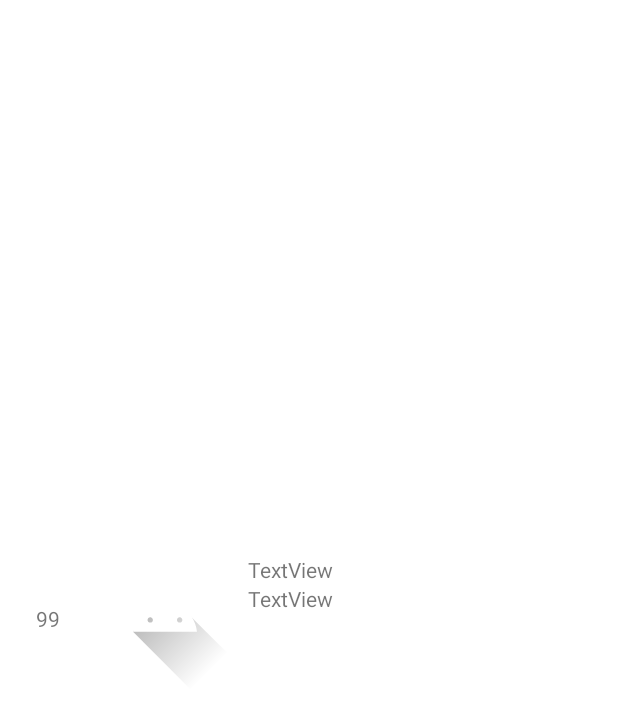
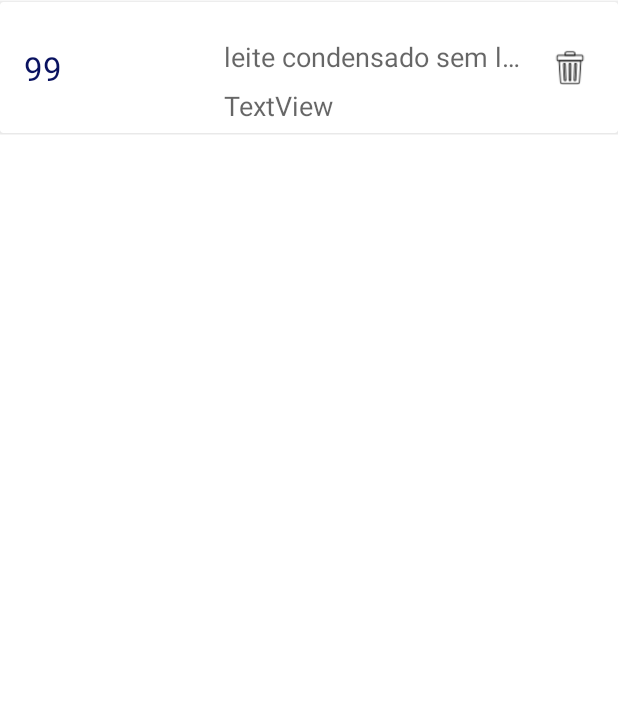
Before and after one commit to iagoluvizetto/MercadoApp, an Android app: the layout item_carrinho.xml on its own in the app's theme, with its tools: preview values and no code run, on a phone screen of 412 x 824 dp. Shown: the top 717 px of the screen. Run offline under Robolectric (Android 15) with nearby library versions, the phone set to English and light mode, and no system bars.

```diff
--- a/app/src/main/AndroidManifest.xml
+++ b/app/src/main/AndroidManifest.xml
@@ -24,6 +24,7 @@
                 <action android:name="android.intent.action.MAIN" />
 
                 <category android:name="android.intent.category.LAUNCHER" />
+                <category android:name="android.intent.category.BROWSABLE" />
             </intent-filter>
         </activity>
     </application>
--- a/app/src/main/java/com/projeto/mercadoapp/adapter/ProdutoAdapter.java
+++ b/app/src/main/java/com/projeto/mercadoapp/adapter/ProdutoAdapter.java
@@ -19,6 +19,7 @@ import androidx.recyclerview.widget.RecyclerView;
 
 import com.bumptech.glide.Glide;
 import com.projeto.mercadoapp.R;
+import com.projeto.mercadoapp.models.Carrinho;
 import com.projeto.mercadoapp.models.Produto;
 import com.projeto.mercadoapp.ui.home.DetalheFragment;
 
@@ -88,6 +89,7 @@ public class ProdutoAdapter extends RecyclerView.Adapter<ProdutoAdapter.ProdutoV
 
         Bundle bundle = new Bundle();
         bundle.putParcelable("produto", produto);
+        Carrinho.getInstancia().setProdutoDetalhe(produto);
         FragmentManager fragmentManager = activity.getSupportFragmentManager();
 
         DetalheFragment fragment = DetalheFragment.newInstance(produto);
--- a/app/src/main/java/com/projeto/mercadoapp/ui/home/DetalheFragment.java
+++ b/app/src/main/java/com/projeto/mercadoapp/ui/home/DetalheFragment.java
@@ -43,6 +43,7 @@ public class DetalheFragment extends Fragment {
     @Override
     public void onCreate(Bundle savedInstanceState) {
         super.onCreate(savedInstanceState);
+        setHasOptionsMenu(true);
         if (getArguments() != null) {
             Produto p  = getArguments().getParcelable("produto");
             this.produto = p;
@@ -97,5 +98,9 @@ public class DetalheFragment extends Fragment {
 
     }
 
+    @Override
+    public void onPrepareOptionsMenu(Menu menu) {
+
+    }
 
 }
--- a/app/src/main/res/layout/item_carrinho.xml
+++ b/app/src/main/res/layout/item_carrinho.xml
@@ -1,66 +1,85 @@
 <?xml version="1.0" encoding="utf-8"?>
-<LinearLayout xmlns:android="http://schemas.android.com/apk/res/android"
+<androidx.constraintlayout.widget.ConstraintLayout xmlns:android="http://schemas.android.com/apk/res/android"
     xmlns:app="http://schemas.android.com/apk/res-auto"
     xmlns:tools="http://schemas.android.com/tools"
     android:layout_width="match_parent"
-    android:layout_height="100dp"
-    android:layout_gravity="center"
-    android:layout_marginVertical="8dp"
-    android:layout_marginLeft="8dp"
-    android:orientation="vertical"
-    android:layout_marginRight="8dp">
+    android:layout_height="90dp">
+
+    <androidx.cardview.widget.CardView
+        android:layout_width="match_parent"
+        android:layout_height="0dp"
+        android:layout_marginTop="1dp"
+        android:layout_marginBottom="1dp"
+        app:layout_constraintBottom_toBottomOf="parent"
+        app:layout_constraintEnd_toEndOf="parent"
+        app:layout_constraintStart_toStartOf="parent"
+        app:layout_constraintTop_toTopOf="parent"
+        app:layout_constraintVertical_bias="0.48000002">
 
         <androidx.constraintlayout.widget.ConstraintLayout
             android:layout_width="match_parent"
             android:layout_height="match_parent">
 
+            <ImageView
+                android:id="@+id/image_cr2"
+                android:layout_width="60dp"
+                android:layout_height="0dp"
+                android:layout_marginStart="24dp"
+                android:layout_marginTop="8dp"
+                android:layout_marginBottom="8dp"
+                app:layout_constraintBottom_toBottomOf="parent"
+                app:layout_constraintStart_toEndOf="@+id/tv_cr_qtdade2"
+                app:layout_constraintTop_toTopOf="parent"
+                />
+
             <TextView
-            android:id="@+id/tv_cr_qtdade"
+                android:id="@+id/tv_cr_preco2"
                 android:layout_width="wrap_content"
+                android:layout_height="wrap_content"
+                android:layout_marginStart="24dp"
+                android:layout_marginTop="8dp"
+                android:text="TextView"
+                android:textAppearance="@style/TextAppearance.AppCompat.Medium"
+                app:layout_constraintStart_toEndOf="@+id/image_cr2"
+                app:layout_constraintTop_toBottomOf="@+id/tv_cr_nome2" />
+
+            <TextView
+                android:id="@+id/tv_cr_nome2"
+                android:layout_width="0dp"
+                android:layout_height="wrap_content"
+                android:layout_marginStart="24dp"
+                android:layout_marginTop="24dp"
+                android:layout_marginEnd="64dp"
+                android:singleLine="true"
+                android:text="leite condensado sem lactose piracanjuiba"
+                android:textAppearance="@style/TextAppearance.AppCompat.Medium"
+                app:layout_constraintEnd_toEndOf="parent"
+                app:layout_constraintStart_toEndOf="@+id/image_cr2"
+                app:layout_constraintTop_toTopOf="parent" />
+
+            <TextView
+                android:id="@+id/tv_cr_qtdade2"
+                android:layout_width="25dp"
                 android:layout_height="wrap_content"
                 android:layout_marginStart="16dp"
                 android:text="99"
+                android:textAppearance="@style/TextAppearance.AppCompat.Large"
+                android:textColor="@color/blue"
                 app:layout_constraintBottom_toBottomOf="parent"
                 app:layout_constraintStart_toStartOf="parent"
                 app:layout_constraintTop_toTopOf="parent" />
 
             <ImageView
-            android:id="@+id/image_cr"
+                android:id="@+id/image_delete"
                 android:layout_width="wrap_content"
-            android:layout_height="wrap_content"
-            android:layout_marginStart="16dp"
-            android:layout_marginTop="8dp"
-            android:layout_marginBottom="8dp"
-            app:layout_constraintBottom_toBottomOf="parent"
-            app:layout_constraintStart_toEndOf="@+id/tv_cr_qtdade"
-            app:layout_constraintTop_toTopOf="parent"
-            app:srcCompat="@drawable/ic_launcher_foreground" />
-
-        <LinearLayout
-            android:layout_width="0dp"
-            android:layout_height="0dp"
-            android:layout_marginStart="1dp"
-            android:layout_marginTop="8dp"
-            android:layout_marginEnd="1dp"
-            android:layout_marginBottom="8dp"
-            android:orientation="vertical"
+                android:layout_height="23dp"
+                android:layout_marginEnd="16dp"
                 app:layout_constraintBottom_toBottomOf="parent"
                 app:layout_constraintEnd_toEndOf="parent"
-            app:layout_constraintStart_toEndOf="@+id/image_cr"
-            app:layout_constraintTop_toTopOf="parent">
+                app:layout_constraintTop_toTopOf="parent"
+                app:srcCompat="@drawable/delete" />
 
-            <TextView
-                android:id="@+id/tv_cr_nome2"
-                android:layout_width="match_parent"
-                android:layout_height="wrap_content"
-                android:text="TextView" />
+        </androidx.constraintlayout.widget.ConstraintLayout>
+    </androidx.cardview.widget.CardView>
 
-            <TextView
-                android:id="@+id/tv_cr_preco2"
-                android:layout_width="match_parent"
-                android:layout_height="wrap_content"
-                android:text="TextView" />
-        </LinearLayout>
 </androidx.constraintlayout.widget.ConstraintLayout>
-
-</LinearLayout>
--- a/app/src/main/res/menu/menu_share.xml
+++ b/app/src/main/res/menu/menu_share.xml
@@ -6,5 +6,6 @@
         android:id="@+id/action_share"
         android:orderInCategory="100"
         android:title="Compartilhar"
-        app:showAsAction="always" />
+        android:icon="@android:drawable/ic_menu_share"
+        app:showAsAction="ifRoom" />
 </menu>
```
Also changed, not shown: app/src/main/java/com/projeto/mercadoapp/models/Carrinho.java (+9 -1 lines), app/src/main/java/com/projeto/mercadoapp/ui/home/HomeFragment.java (+8 -0 lines), app/src/main/java/com/projeto/mercadoapp/ui/inicial/MainActivity.java (+44 -6 lines). Lines whose indentation alone changed are shown as unchanged.
